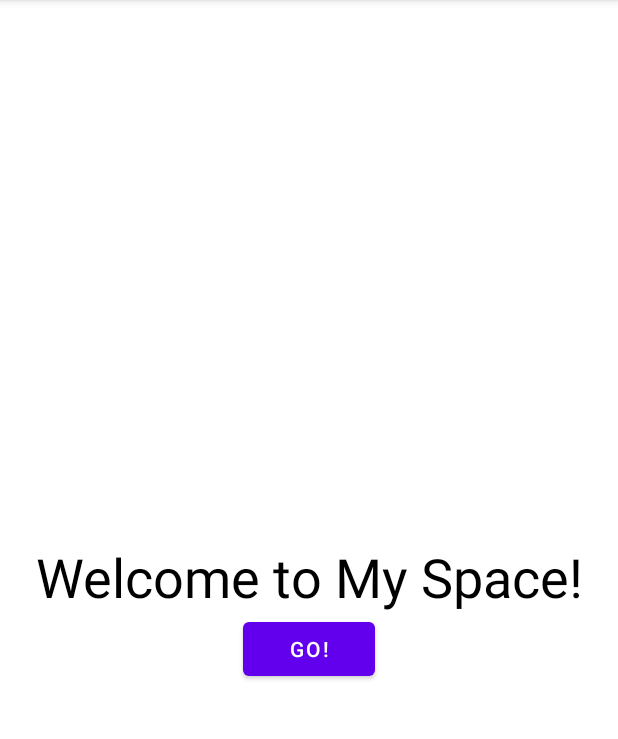
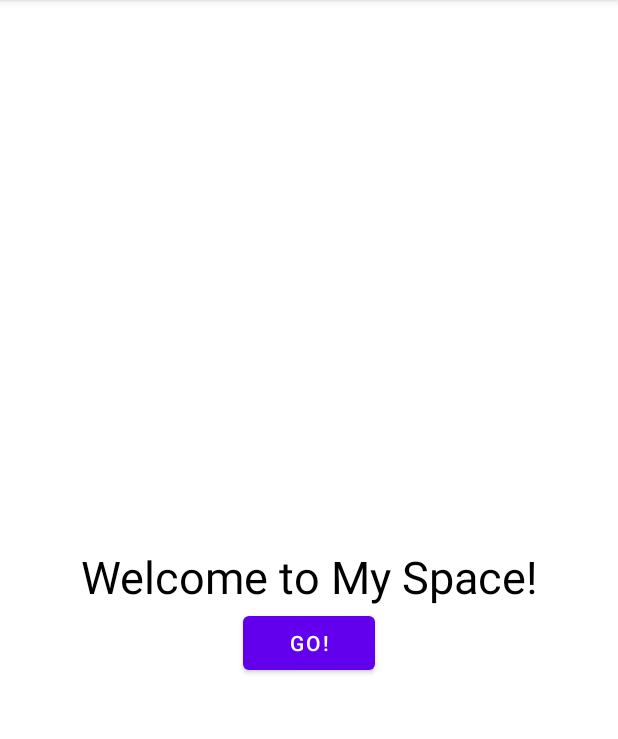
Before and after one commit to pushinl/PushinlSpace, an Android app: the screen it shows after launch (InitActivity), on a phone screen of 412 x 824 dp, the part 84-823 px from its top. Run offline under Robolectric (Android 15) with nearby library versions, the phone set to English and light mode, and no system bars.

Commit message:
fixed text size

```diff
--- a/app/src/main/res/layout/activity_init.xml
+++ b/app/src/main/res/layout/activity_init.xml
@@ -12,7 +12,7 @@
         android:layout_height="wrap_content"
         android:text="@string/guide"
         android:textColor="@color/black"
-        android:textSize="36sp"
+        android:textSize="30sp"
         app:layout_constraintBottom_toBottomOf="parent"
         app:layout_constraintLeft_toLeftOf="parent"
         app:layout_constraintRight_toRightOf="parent"
```
Also changed, not shown: 1 other file.
